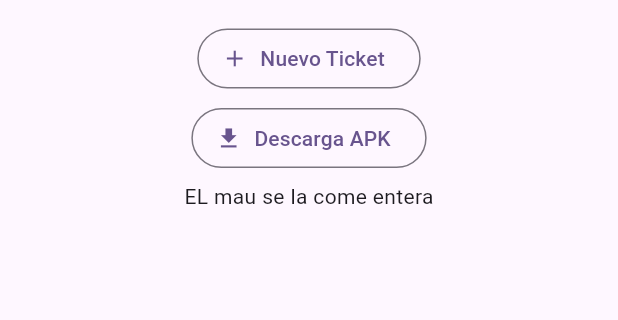
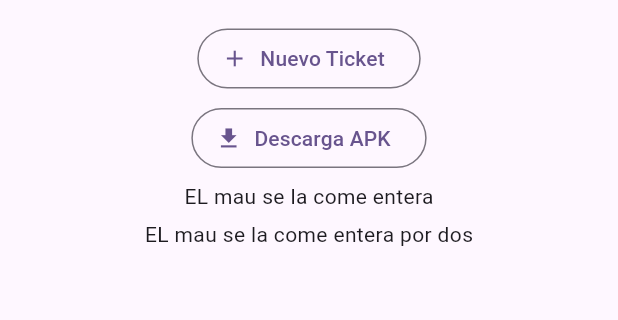
Before and after one commit to SamuelCM123/template_flutter_test, a Flutter app: the screen it shows after launch, on a phone screen of 412 x 824 dp, the part 114-434 px from its top. Run offline on Flutter 3.47's test engine with Material 3 defaults, Android fonts, the phone set to English and light mode, and no system bars; our stand-ins replace animate_do, device_info_plus, dio, flutter_riverpod, go_router, google_fonts and 4 more.

Commit message:
refactor: Integración de segundo texto

```diff
--- a/lib/modules/tickets/screens/new_ticket_screen.dart
+++ b/lib/modules/tickets/screens/new_ticket_screen.dart
@@ -60,6 +60,9 @@ class _NewTicketScreenState extends ConsumerState<NewTicketScreen> {
           Center(
             child: Text('EL mau se la come entera'),
           ),
+          Center(
+            child: Text('EL mau se la come entera por dos'),
+          ),
         ]
       )
     );
```
